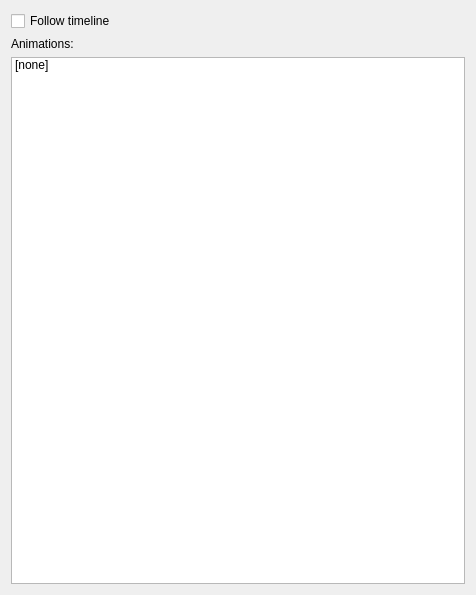
The window that trunk/src/plugins/animation/ui/OsgWidget.ui (mk4me/hm-mde-one) describes before a commit, drawn with Qt 5.
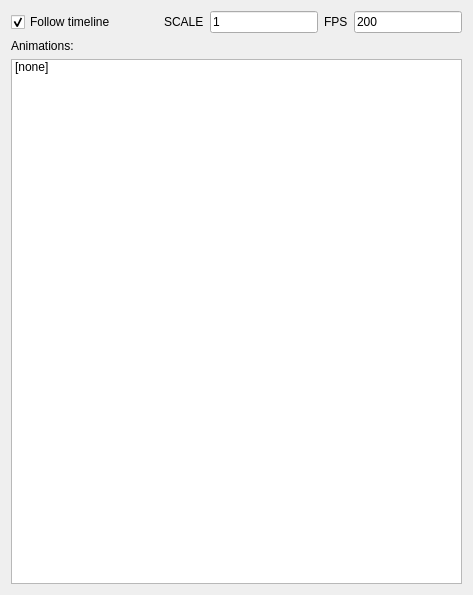
The same window after the commit.

Commit message: dodanie akienka skalowania i ilośc FPS w widgecie animacji ( narazie to są zaślepki)

Patch:
```diff
--- a/trunk/src/plugins/animation/ui/OsgWidget.ui
+++ b/trunk/src/plugins/animation/ui/OsgWidget.ui
@@ -6,7 +6,7 @@
    <rect>
     <x>0</x>
     <y>0</y>
-    <width>476</width>
+    <width>473</width>
     <height>595</height>
    </rect>
   </property>
@@ -26,14 +26,75 @@
    <string>OSG</string>
   </property>
   <layout class="QGridLayout" name="gridLayout">
+   <item row="0" column="0">
+    <layout class="QVBoxLayout" name="verticalLayout_4">
+     <item>
+      <layout class="QHBoxLayout" name="horizontalLayout_3">
+       <item>
+        <widget class="QCheckBox" name="followTimelineCheckbox">
+         <property name="text">
+          <string>Follow timeline</string>
+         </property>
+         <property name="checked">
+          <bool>true</bool>
+         </property>
+        </widget>
+       </item>
+       <item>
+        <spacer name="horizontalSpacer">
+         <property name="orientation">
+          <enum>Qt::Horizontal</enum>
+         </property>
+         <property name="sizeHint" stdset="0">
+          <size>
+           <width>40</width>
+           <height>20</height>
+          </size>
+         </property>
+        </spacer>
+       </item>
+       <item>
+        <widget class="QLabel" name="label_2">
+         <property name="text">
+          <string>SCALE</string>
+         </property>
+        </widget>
+       </item>
+       <item>
+        <widget class="QLineEdit" name="lineEdit">
+         <property name="text">
+          <string>1</string>
+         </property>
+        </widget>
+       </item>
+       <item>
+        <widget class="QLabel" name="label_3">
+         <property name="text">
+          <string>FPS</string>
+         </property>
+        </widget>
+       </item>
+       <item>
+        <widget class="QLineEdit" name="lineEdit_2">
+         <property name="text">
+          <string>200</string>
+         </property>
+        </widget>
+       </item>
+      </layout>
+     </item>
+    </layout>
+   </item>
    <item row="1" column="0">
+    <layout class="QVBoxLayout" name="verticalLayout">
+     <item>
     <widget class="QLabel" name="label">
      <property name="text">
       <string>Animations:</string>
      </property>
     </widget>
    </item>
-   <item row="2" column="0">
+     <item>
     <widget class="QListWidget" name="animationList">
      <item>
       <property name="text">
@@ -42,12 +103,7 @@
      </item>
     </widget>
    </item>
-   <item row="0" column="0">
-    <widget class="QCheckBox" name="followTimelineCheckbox">
-     <property name="text">
-      <string>Follow timeline</string>
-     </property>
-    </widget>
+    </layout>
    </item>
   </layout>
  </widget>
```
Lines whose indentation alone changed are shown as unchanged. The commit also changes 1 other file.
